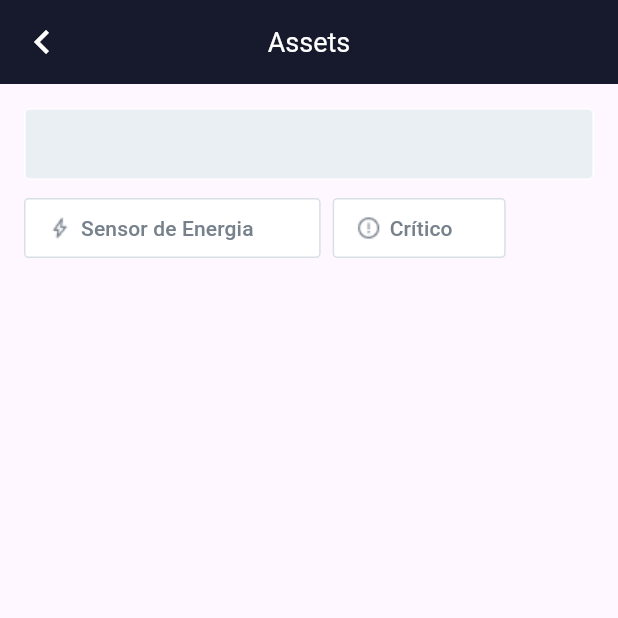
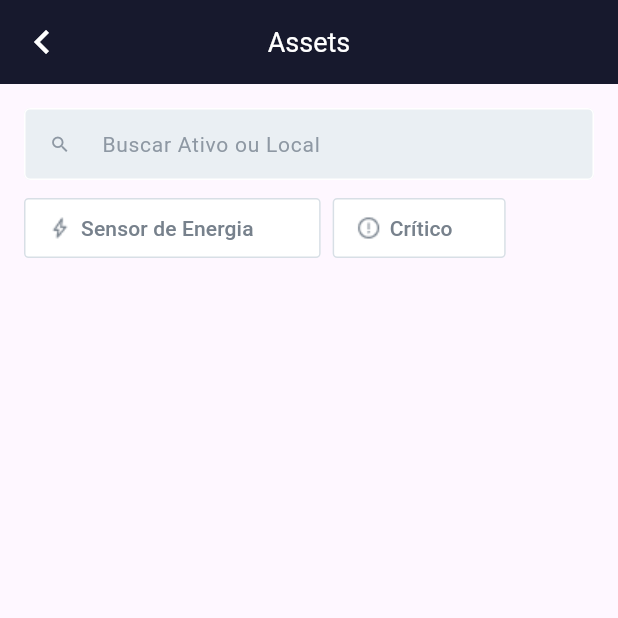
Before and after one commit to WallaceHolanda/tractian_challenge, a Flutter app: the screen it shows after launch, after a tap on "Jaguar Unit", on a phone screen of 412 x 824 dp, the top half of it. Run offline on Flutter 3.47's test engine with Material 3 defaults, Android fonts, the phone set to English and light mode, and no system bars; our stand-ins replace bloc, dartz, equatable, flutter_bloc, get_it.

Commit message:
feat: finaliza construcao dos filtros

```diff
--- a/lib/core/color_scheme_extension.dart
+++ b/lib/core/color_scheme_extension.dart
@@ -4,8 +4,8 @@ extension ContextExtension on ColorScheme {
   Color get azulClaro => const Color.fromRGBO(33, 136, 255, 1);
   Color get azulEscuro => const Color.fromRGBO(23, 25, 45, 1);
   Color get white => const Color.fromRGBO(255, 255, 255, 1);
-  Color get gray => const Color.fromRGBO(205, 205, 205, 1);
+  Color get gray => const Color.fromRGBO(142, 152, 163, 1);
   Color get brancoBorda => const Color.fromRGBO(216, 223, 230, 1);
   Color get bodyText => const Color.fromRGBO(119, 129, 140, 1);
-  Color get neutralGrey => const Color.fromRGBO(234, 239, 243, 1);
+  Color get neutralGray => const Color.fromRGBO(234, 239, 243, 1);
 }
--- /dev/null
+++ b/lib/features/assets/presentation/widgets/asset_text_form_field.dart
@@ -0,0 +1,64 @@
+import 'package:flutter/material.dart';
+import 'package:tractian_challenge/core/color_scheme_extension.dart';
+import 'package:tractian_challenge/features/core/utils/app_strings_enum.dart';
+
+class AssetTextFormField extends StatelessWidget {
+  final int maxLength;
+  final FocusNode focusNode;
+  final TextEditingController controller;
+  final Function(String) onChanged;
+  final Function(PointerDownEvent) onTapOutside;
+  final Widget? prefixIcon;
+  final String? hintText;
+
+  const AssetTextFormField({
+    super.key,
+    required this.maxLength,
+    required this.focusNode,
+    required this.controller,
+    required this.onChanged,
+    required this.onTapOutside,
+    this.prefixIcon,
+    this.hintText,
+  });
+
+  @override
+  Widget build(BuildContext context) {
+    return TextFormField(
+      focusNode: focusNode,
+      controller: controller,
+      onTapOutside: onTapOutside,
+      onChanged: onChanged,
+      maxLength: maxLength,
+      decoration: InputDecoration(
+        filled: true,
+        counterText: AppStringsEnum.vazio.texto,
+        fillColor: Theme.of(context).colorScheme.neutralGray,
+        contentPadding: const EdgeInsets.only(
+          left: 14.0,
+          bottom: 8.0,
+          top: 8.0,
+        ),
+        border: OutlineInputBorder(
+          borderRadius: BorderRadius.circular(4),
+          borderSide: BorderSide(
+            color: Theme.of(context).colorScheme.white,
+          ),
+        ),
+        enabledBorder: OutlineInputBorder(
+          borderRadius: BorderRadius.circular(4),
+          borderSide: BorderSide(
+            color: Theme.of(context).colorScheme.white,
+          ),
+        ),
+        hintText: hintText,
+        hintStyle: TextStyle(
+          fontSize: 14,
+          fontWeight: FontWeight.w400,
+          color: Theme.of(context).colorScheme.gray,
+        ),
+        prefixIcon: prefixIcon,
+      ),
+    );
+  }
+}
--- a/lib/features/assets/presentation/widgets/filtro/filtro_opcoes_widget.dart
+++ b/lib/features/assets/presentation/widgets/filtro/filtro_opcoes_widget.dart
@@ -1,6 +1,7 @@
 import 'package:flutter/material.dart';
 import 'package:tractian_challenge/core/assets/icons_enum.dart';
 import 'package:tractian_challenge/core/color_scheme_extension.dart';
+import 'package:tractian_challenge/features/assets/presentation/widgets/asset_text_form_field.dart';
 import 'package:tractian_challenge/features/assets/presentation/widgets/filtro/filtro_notifier.dart';
 import 'package:tractian_challenge/features/core/utils/app_strings_enum.dart';
 import 'package:tractian_challenge/features/core/widgets/filtro_widget.dart';
@@ -34,35 +35,18 @@ class _FiltroOpcoesWidgetState extends State<FiltroOpcoesWidget> {
       ),
       child: Column(
         children: [
-          TextFormField(
+          AssetTextFormField(
+            maxLength: 40,
             focusNode: focusNode,
             controller: textController,
             onTapOutside: (_) => focusNode.unfocus(),
-            onChanged: (texto) {
-              debugPrint("Critico: ${criticoFiltro.habilitado.value}");
-              debugPrint("Sensor: ${sensorFiltro.habilitado.value}");
-            },
-            decoration: InputDecoration(
-              filled: true,
-              fillColor: Theme.of(context).colorScheme.neutralGrey,
-              contentPadding: const EdgeInsets.only(
-                left: 14.0,
-                bottom: 8.0,
-                top: 8.0,
-              ),
-              border: OutlineInputBorder(
-                borderRadius: BorderRadius.circular(4),
-                borderSide: BorderSide(
-                  color: Theme.of(context).colorScheme.white,
-                ),
-              ),
-              enabledBorder: OutlineInputBorder(
-                borderRadius: BorderRadius.circular(4),
-                borderSide: BorderSide(
-                  color: Theme.of(context).colorScheme.white,
-                ),
-              ),
+            hintText: AppStringsEnum.buscarAtivoOuLocal.texto,
+            prefixIcon: Icon(
+              Icons.search,
+              size: 14,
+              color: Theme.of(context).colorScheme.gray,
             ),
+            onChanged: (texto) {},
           ),
           const SizedBox(height: 8),
           Row(
--- a/lib/features/core/utils/app_strings_enum.dart
+++ b/lib/features/core/utils/app_strings_enum.dart
@@ -1,4 +1,5 @@
 enum AppStringsEnum {
+  vazio(''),
   naoExistemEmpresasDisponiveis('Não existem empresas cadastradas'),
   ocorreuUmErroAoListarAsEmpresas('Ocorreu um erro ao listar as Empresas'),
   assets('Assets'),
```
